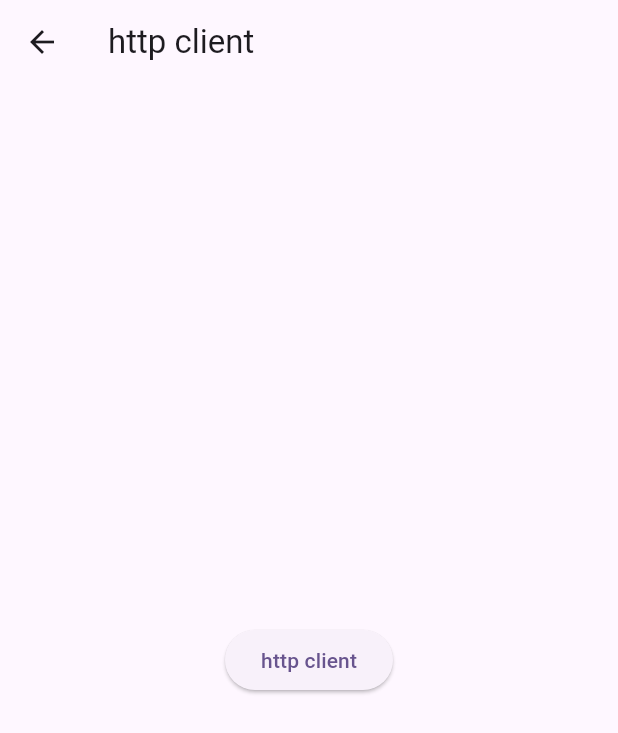
After one commit to louiey-dev/flutter_my_utils, a Flutter app: the HttpClient screen opened directly, on a phone screen of 412 x 824 dp. The commit adds this screen. Shown: the top 733 px of the screen. Run offline on Flutter 3.47's test engine with Material 3 defaults, Android fonts, the phone set to English and light mode, and no system bars; our stand-ins replace file_picker, flutter_map, go_router, latlong2, slider_button; missing offline and left inert: cronet_http, cupertino_http, fl_heatmap, flutter_map_heatmap, get_ip_address, slidable_button.

Commit message:
feature : http package added

```diff
--- /dev/null
+++ b/lib/features/http/http_client.dart
@@ -0,0 +1,53 @@
+import 'package:flutter/material.dart';
+import 'dart:convert' as convert;
+
+import 'package:http/http.dart' as http;
+
+class HttpClient extends StatefulWidget {
+  const HttpClient({super.key});
+
+  @override
+  State<HttpClient> createState() => _HttpClientState();
+}
+
+class _HttpClientState extends State<HttpClient> {
+  @override
+  Widget build(BuildContext context) {
+    return Scaffold(
+      appBar: AppBar(
+        title: const Text("http client"),
+      ),
+      body: Center(
+        child: ElevatedButton.icon(
+          onPressed: () {
+            httpClientApp();
+          },
+          label: const Text("http client"),
+        ),
+      ),
+    );
+    // return IconButton(
+    //   onPressed: () {
+    //     httpClientApp();
+    //   },
+    //   icon: const Icon(Icons.web),
+    // );
+    //: const Text("http Client"));
+  }
+}
+
+void httpClientApp() async {
+  var url =
+      Uri.https('www.googleapis.com', '/books/v1/volumes', {'q': '{http}'});
+
+  // Await the http get response, then decode the json-formatted response.
+  var response = await http.get(url);
+  if (response.statusCode == 200) {
+    var jsonResponse =
+        convert.jsonDecode(response.body) as Map<String, dynamic>;
+    var itemCount = jsonResponse['totalItems'];
+    print('Number of books about http: $itemCount.');
+  } else {
+    print('Request failed with status: ${response.statusCode}.');
+  }
+}
--- a/lib/screen/main_screen.dart
+++ b/lib/screen/main_screen.dart
@@ -3,6 +3,7 @@ import 'package:flutter_my_utils/features/fileio/fileio_demo.dart';
 import 'package:flutter_my_utils/features/fileio/fileio_screen.dart';
 import 'package:flutter_my_utils/features/heatmap/fl_heatmap.dart';
 import 'package:flutter_my_utils/features/heatmap/fluttermap_heatmap.dart';
+import 'package:flutter_my_utils/features/http/http_client.dart';
 import 'package:flutter_my_utils/features/showDialog/show_dialog.dart';
 import 'package:flutter_my_utils/screen/buttons.dart';
 import 'package:flutter_my_utils/screen/listview_builder.dart';
@@ -87,6 +88,10 @@ class MainScreen extends StatelessWidget {
                   title: "show Dialog",
                   child: ShowDialogScreen(),
                 ),
+                CustomButton(
+                  title: "http client",
+                  child: HttpClient(),
+                ),
               ],
             ),
           ),
--- a/pubspec.yaml
+++ b/pubspec.yaml
@@ -45,6 +45,11 @@ dependencies:
   fl_heatmap: ^0.4.4
   flutter_map_heatmap: ^0.0.7
   latlong2: ^0.9.1
+  http: ^1.2.1
+  cronet_http: ^1.2.1
+  cupertino_http: ^1.4.0
+  http_image_provider: ^0.0.2
+  provider: ^6.1.2
 
 dev_dependencies:
   flutter_test:
```
Also changed, not shown: lib/features/http/http_client_factory.dart (added, +29 -0 lines), lib/features/http/http_server.dart (added), pubspec.lock, 3 other files.
